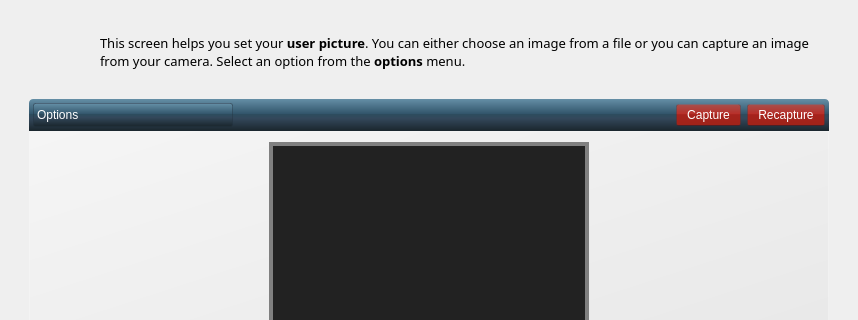
First picture: the form in kde/kaptan/ui/ui_scrAvatar.ui, repository pars-linux/uludag, before the edit; both pictures show x 0 to 858 and y 0 to 320 of the 858 by 633 pixel window.
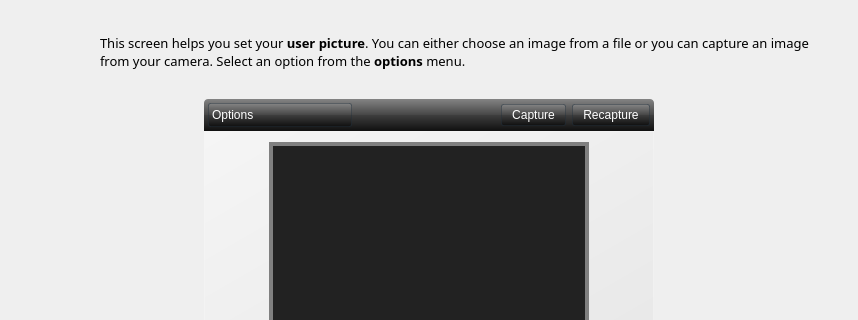
Second picture: the form after the edit. Icons and pictures are not drawn.

Commit message: change color to blackish gray

```diff
--- a/kde/kaptan/ui/ui_scrAvatar.ui
+++ b/kde/kaptan/ui/ui_scrAvatar.ui
@@ -85,6 +85,9 @@
 	background-color: rgba(0,0,0,0);
 }</string>
      </property>
+     <property name="frameShape">
+      <enum>QFrame::NoFrame</enum>
+     </property>
      <property name="widgetResizable">
       <bool>true</bool>
      </property>
@@ -94,7 +97,7 @@
         <x>0</x>
         <y>0</y>
         <width>818</width>
-        <height>523</height>
+        <height>525</height>
        </rect>
       </property>
       <layout class="QGridLayout" name="gridLayout_2">
@@ -106,26 +109,28 @@
          <item>
           <widget class="QGroupBox" name="groupBox_3">
            <property name="sizePolicy">
-            <sizepolicy hsizetype="Expanding" vsizetype="Preferred">
+            <sizepolicy hsizetype="Fixed" vsizetype="Preferred">
              <horstretch>0</horstretch>
              <verstretch>0</verstretch>
             </sizepolicy>
            </property>
            <property name="minimumSize">
             <size>
-             <width>400</width>
+             <width>450</width>
              <height>0</height>
             </size>
            </property>
            <property name="maximumSize">
             <size>
-             <width>16777215</width>
+             <width>450</width>
              <height>16777215</height>
             </size>
            </property>
            <property name="styleSheet">
             <string notr="true">#groupBox_3{
-background-color: qlineargradient(spread:pad, x1:0.5, y1:1, x2:0.5, y2:0, stop:0 rgba(26, 38, 45, 255), stop:0.398093 rgba(51, 72, 91, 255), stop:0.521739 rgba(45, 76, 94, 255), stop:0.531585 rgba(49, 84, 106, 255), stop:0.983696 rgba(99, 141, 164, 255), stop:1 rgba(120, 146, 172, 255));
+    background-color: qlineargradient(spread:pad, x1:0.5, y1:0, x2:0.5, y2:1, stop:0 rgba(132, 132, 132, 255), stop:0.501481 rgba(70, 70, 70, 255), stop:0.503057 rgba(62, 62, 62, 255), stop:1 rgba(16, 16, 16, 255));
+/*
+background-color: qlineargradient(spread:pad, x1:0.5, y1:1, x2:0.5, y2:0, stop:0 rgba(26, 38, 45, 255), stop:0.398093 rgba(51, 72, 91, 255), stop:0.521739 rgba(45, 76, 94, 255), stop:0.531585 rgba(49, 84, 106, 255), stop:0.983696 rgba(99, 141, 164, 255), stop:1 rgba(120, 146, 172, 255));*/
 	border-top-left-radius: 4px;
 	border-top-right-radius: 4px;
 }
@@ -134,7 +139,8 @@
 	padding: 3px 10px 3px 10px;
 	color: white;
 	border:0px;
-background-color: qlineargradient(spread:pad, x1:0.5, y1:1, x2:0.5, y2:0, stop:0 rgba(26, 38, 45, 255), stop:0.398093 rgba(51, 72, 91, 255), stop:0.521739 rgba(45, 76, 94, 255), stop:0.531585 rgba(49, 84, 106, 255), stop:0.983696 rgba(99, 141, 164, 255), stop:1 rgba(120, 146, 172, 255))
+	background-color: qlineargradient(spread:pad, x1:0.5, y1:0, x2:0.5, y2:1, stop:0 rgba(132, 132, 132, 255), stop:0.501481 rgba(70, 70, 70, 255), stop:0.503057 rgba(62, 62, 62, 255), stop:1 rgba(16, 16, 16, 255));
+	/*background-color: qlineargradient(spread:pad, x1:0.5, y1:1, x2:0.5, y2:0, stop:0 rgba(120, 146, 172, 255), stop:0.0155729 rgba(99, 141, 164, 255), stop:0.538376 rgba(49, 84, 106, 255), stop:1 rgba(51, 72, 91, 255))*/
 }
 
 QPushButton::flat:hover{
@@ -144,20 +150,19 @@
 }
 
 QPushButton::flat{
-	border:1px solid  rgba(34, 49, 60, 50);
+	border:1px solid  rgba(34, 49, 60, 100);
 	border-radius:2px;
-background-color: qlineargradient(spread:pad, x1:0.5, y1:1, x2:0.5, y2:0, stop:0 rgba(129, 3, 3, 255), stop:0.0192308 rgba(160, 35, 25, 255), stop:0.521739 rgba(166, 35, 29, 255), stop:0.531585 rgba(184, 46, 40, 255), stop:0.983696 rgba(168, 78, 74, 255), stop:1 rgba(210, 110, 110, 255));/*
-background-color: qlineargradient(spread:pad, x1:0.5, y1:1, x2:0.5, y2:0, stop:0 rgba(26, 38, 45, 255), stop:0.398093 rgba(51, 72, 91, 255), stop:0.521739 rgba(45, 76, 94, 255), stop:0.531585 rgba(49, 84, 106, 255), stop:0.983696 rgba(99, 141, 164, 255), stop:1 rgba(120, 146, 172, 255))*/
+	background-color: qlineargradient(spread:pad, x1:0.5, y1:0, x2:0.5, y2:1, stop:0 rgba(132, 132, 132, 255), stop:0.501481 rgba(70, 70, 70, 255), stop:0.503057 rgba(62, 62, 62, 255), stop:1 rgba(16, 16, 16, 255));
+	/*
+	background-color: qlineargradient(spread:pad, x1:0.5, y1:1, x2:0.5, y2:0, stop:0 rgba(26, 38, 45, 150), stop:0.398093 rgba(44, 62, 79, 255), stop:0.521739 rgba(36, 61, 76, 255), stop:0.531585 rgba(40, 68, 86, 255), stop:0.983696 rgba(73, 109, 129, 255), stop:1 rgba(89, 108, 127, 255))
+	*/
 }
 
 QPushButton::flat:pressed{
 	border:1px solid  rgba(34, 49, 60, 50);
 	border-radius:2px;
 	padding: 3px 10px 3px 10px;
-background-color: qlineargradient(spread:pad, x1:0.5, y1:1, x2:0.5, y2:0, stop:0 rgba(129, 36, 36, 255), stop:0.0192308 rgba(160, 64, 57, 255), stop:0.521739 rgba(166, 63, 58, 255), stop:0.531585 rgba(184, 72, 67, 255), stop:0.983696 rgba(168, 92, 88, 255), stop:1 rgba(210, 126, 126, 255));
-}
-/*
-background-color: qlineargradient(spread:pad, x1:0.5, y1:1, x2:0.5, y2:0, stop:0 rgba(129, 3, 3, 255), stop:0.0192308 rgba(160, 35, 25, 255), stop:0.521739 rgba(166, 35, 29, 255), stop:0.531585 rgba(184, 46, 40, 255), stop:0.983696 rgba(168, 78, 74, 255), stop:1 rgba(210, 110, 110, 255));
+	background-color: qlineargradient(spread:pad, x1:0.5, y1:1, x2:0.5, y2:0, stop:0 rgba(129, 3, 3, 255), stop:0.0192308 rgba(160, 35, 25, 255), stop:0.521739 rgba(166, 35, 29, 255), stop:0.531585 rgba(184, 46, 40, 255), stop:0.983696 rgba(168, 78, 74, 255), stop:1 rgba(210, 110, 110, 255))
 }
 /* ====================================== */
 
@@ -174,7 +179,7 @@
  }
 
  QComboBox:!editable, QComboBox::drop-down:editable {
-background-color: qlineargradient(spread:pad, x1:0.5, y1:1, x2:0.5, y2:0, stop:0 rgba(26, 38, 45, 255), stop:0.398093 rgba(51, 72, 91, 255), stop:0.521739 rgba(45, 76, 94, 255), stop:0.531585 rgba(49, 84, 106, 255), stop:0.983696 rgba(99, 141, 164, 255), stop:1 rgba(120, 146, 172, 255));
+	background-color: qlineargradient(spread:pad, x1:0.5, y1:0, x2:0.5, y2:1, stop:0 rgba(132, 132, 132, 255), stop:0.501481 rgba(70, 70, 70, 255), stop:0.503057 rgba(62, 62, 62, 255), stop:1 rgba(16, 16, 16, 255));
  }
 
  /* QComboBox gets the &quot;on&quot; state when the popup is open */
@@ -224,7 +229,7 @@
               </property>
               <property name="minimumSize">
                <size>
-                <width>101</width>
+                <width>113</width>
                 <height>24</height>
                </size>
               </property>
@@ -320,20 +325,20 @@
          <item>
           <widget class="QGroupBox" name="groupBox">
            <property name="sizePolicy">
-            <sizepolicy hsizetype="Expanding" vsizetype="Expanding">
+            <sizepolicy hsizetype="Fixed" vsizetype="Expanding">
              <horstretch>0</horstretch>
              <verstretch>0</verstretch>
             </sizepolicy>
            </property>
            <property name="minimumSize">
             <size>
-             <width>400</width>
+             <width>450</width>
              <height>0</height>
             </size>
            </property>
            <property name="maximumSize">
             <size>
-             <width>16777215</width>
+             <width>450</width>
              <height>16777215</height>
             </size>
            </property>
```
Left out of the diff: 4 changed lines with no effect on the pictures. The commit also changes 9 other files.
